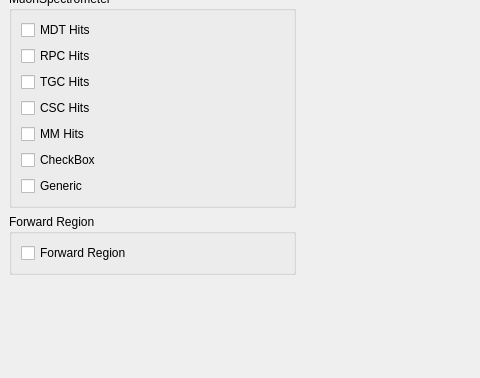
zzalscv2/athena-atlas, file graphics/VP1/VP1Systems/VP1SimHitSystems/src/simhitcontrollerform.ui: the form before one commit; both pictures show x 0 to 480 and y 334 to 712 of the 592 by 712 pixel window.
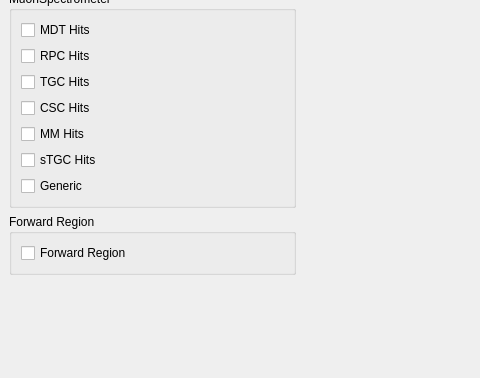
The form after the commit.

Commit message: add NSW sTGC simHits

Diff of the .ui file:
```diff
--- a/graphics/VP1/VP1Systems/VP1SimHitSystems/src/simhitcontrollerform.ui
+++ b/graphics/VP1/VP1Systems/VP1SimHitSystems/src/simhitcontrollerform.ui
@@ -237,7 +237,7 @@
             <item>
              <widget class="QCheckBox" name="checkBox_2">
               <property name="text">
-               <string>CheckBox</string>
+               <string>sTGC Hits</string>
               </property>
              </widget>
             </item>
```
Left out of the diff: 2 changed lines with no effect on the pictures. The commit also changes 1 other file.
